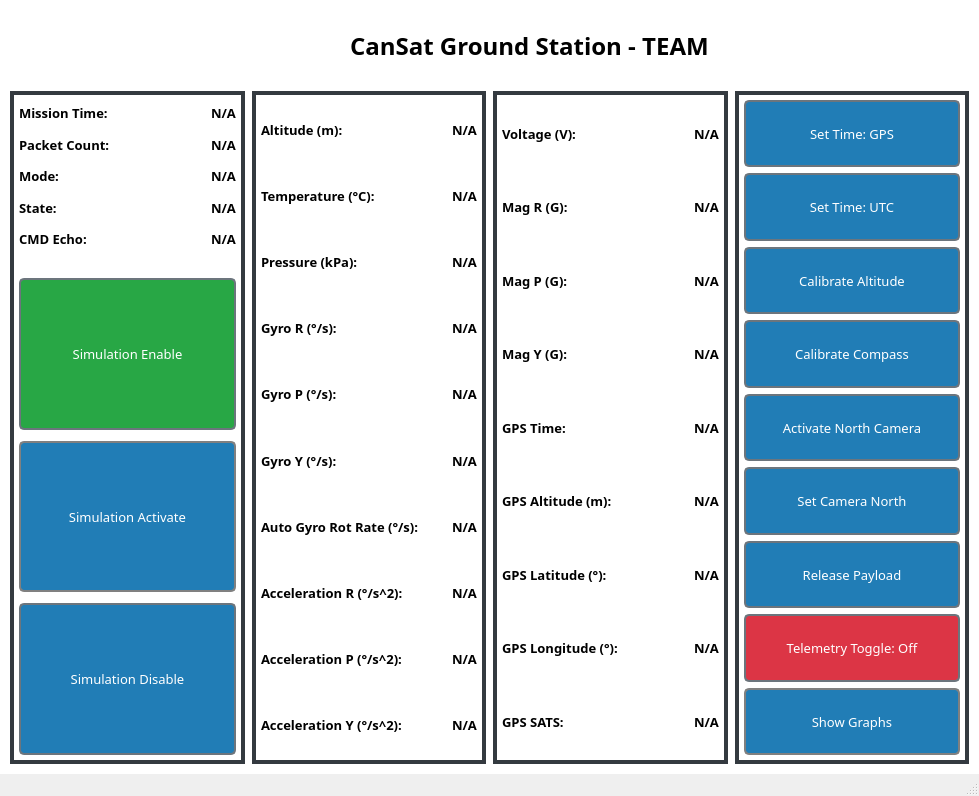
Old version of the form Ground-Station/gui/ground_station.ui in the repository BradyCason/UCI-CanSat-24-25.
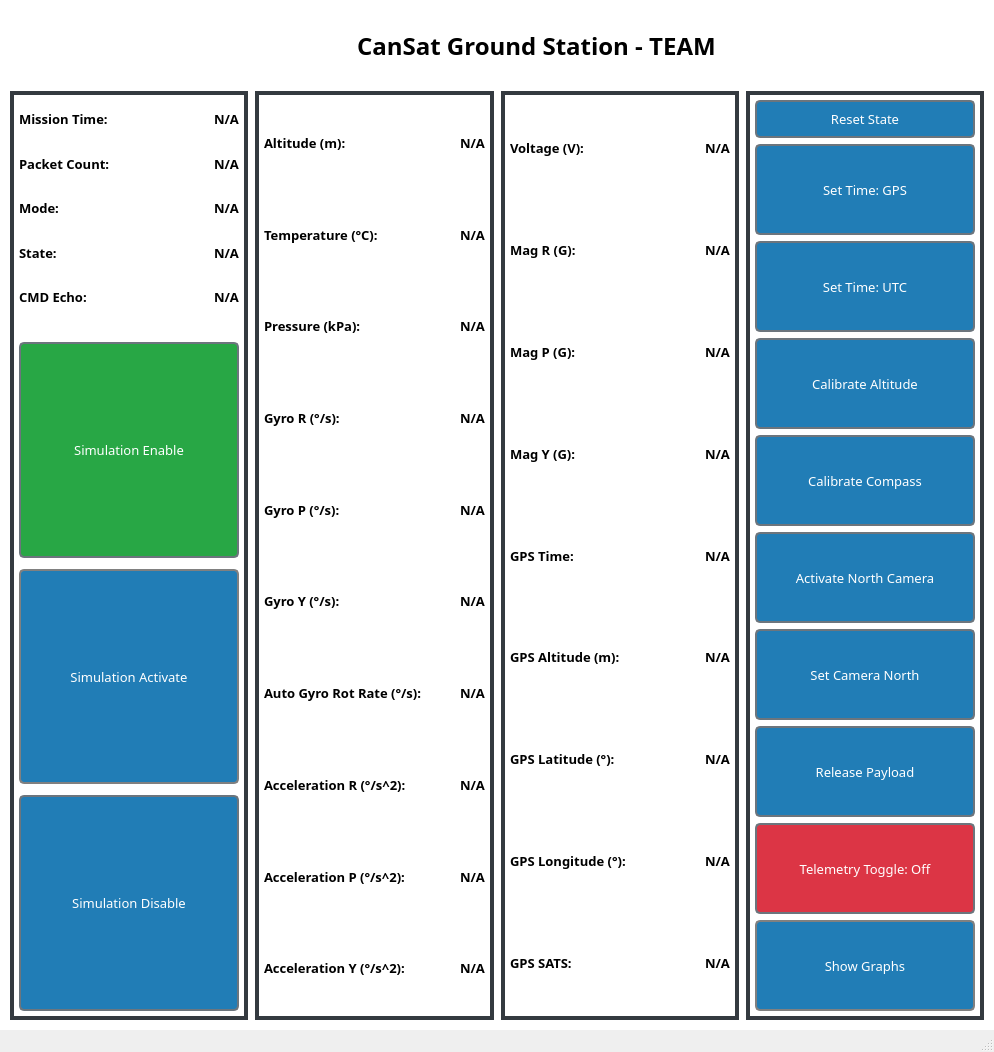
New version of the form.

Commit message: Added Reset State Button

What changed in the file:
```diff
--- a/Ground-Station/gui/ground_station.ui
+++ b/Ground-Station/gui/ground_station.ui
@@ -6,8 +6,8 @@
    <rect>
     <x>0</x>
     <y>0</y>
-    <width>979</width>
-    <height>796</height>
+    <width>994</width>
+    <height>1052</height>
    </rect>
   </property>
   <property name="windowTitle">
@@ -1118,7 +1118,26 @@
        <widget class="QWidget" name="control_container" native="true">
         <layout class="QGridLayout" name="gridLayout_4">
          <item row="0" column="0">
-          <layout class="QVBoxLayout" name="control_panel" stretch="1,1,1,1,1,1,1,1,1">
+          <layout class="QVBoxLayout" name="control_panel" stretch="0,1,1,1,1,1,1,1,1,1">
+           <item>
+            <widget class="QPushButton" name="reset_state_button">
+             <property name="sizePolicy">
+              <sizepolicy hsizetype="Minimum" vsizetype="Minimum">
+               <horstretch>0</horstretch>
+               <verstretch>0</verstretch>
+              </sizepolicy>
+             </property>
+             <property name="font">
+              <font>
+               <family>Sans Serif Collection</family>
+               <pointsize>10</pointsize>
+              </font>
+             </property>
+             <property name="text">
+              <string>Reset State</string>
+             </property>
+            </widget>
+           </item>
            <item>
             <widget class="QPushButton" name="set_time_gps_button">
              <property name="sizePolicy">
```
Left out of the diff: 2 changed lines with no effect on the pictures. The commit also changes 32 other files.
